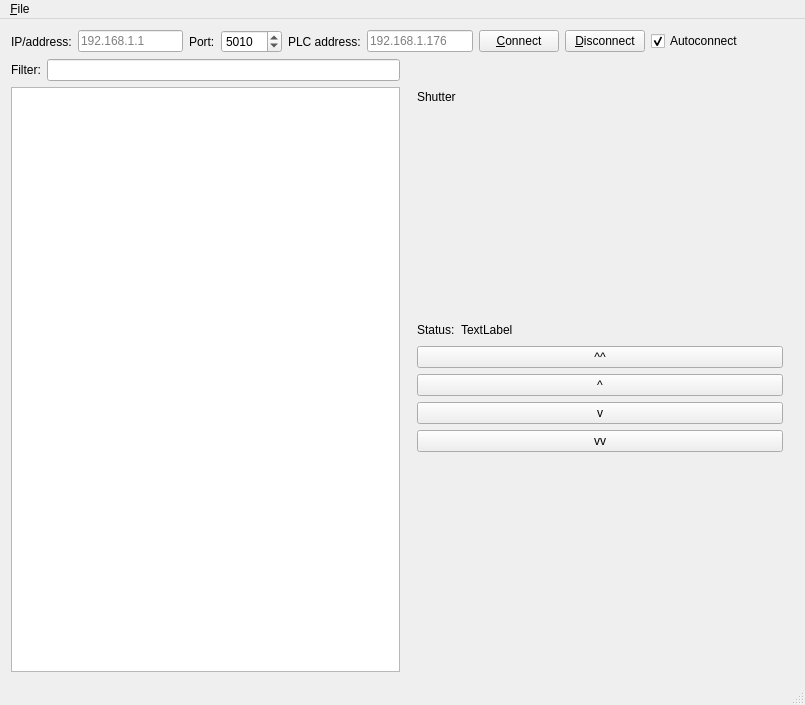
First picture: the form in mainwindow.ui, repository jirislaby/ifoxtrot-qt, before the edit.
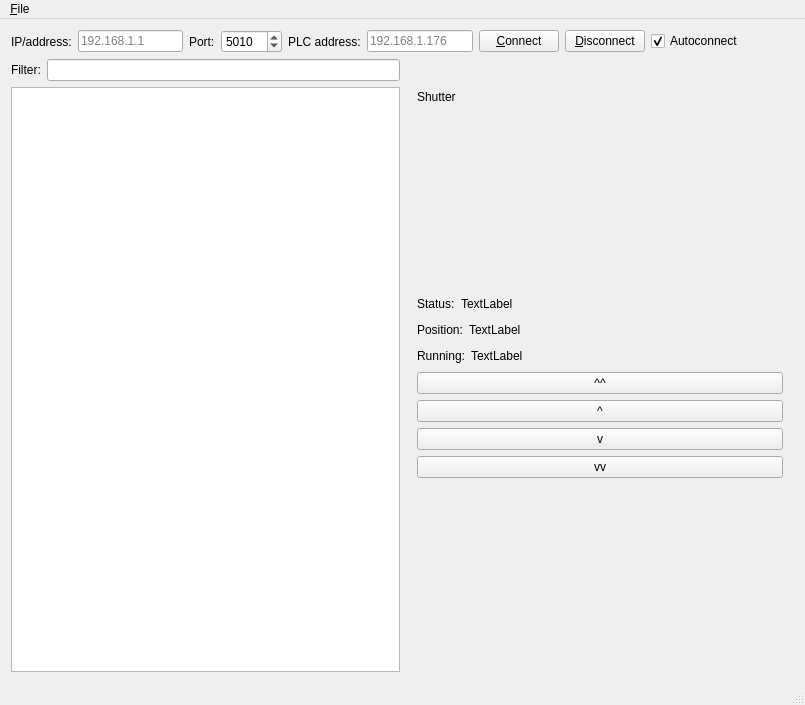
Second picture: the form after the edit. The open tabs and pages were chosen to show the change.

Commit message: better handling of shutter states

What changed in the file:
```diff
--- a/mainwindow.ui
+++ b/mainwindow.ui
@@ -349,6 +349,68 @@
               </item>
              </layout>
             </item>
+            <item>
+             <layout class="QHBoxLayout" name="horizontalLayout_6">
+              <item>
+               <widget class="QLabel" name="label_3">
+                <property name="text">
+                 <string>Position:</string>
+                </property>
+               </widget>
+              </item>
+              <item>
+               <widget class="QLabel" name="labelShutterPos">
+                <property name="text">
+                 <string>TextLabel</string>
+                </property>
+               </widget>
+              </item>
+              <item>
+               <spacer name="horizontalSpacer_5">
+                <property name="orientation">
+                 <enum>Qt::Horizontal</enum>
+                </property>
+                <property name="sizeHint" stdset="0">
+                 <size>
+                  <width>40</width>
+                  <height>20</height>
+                 </size>
+                </property>
+               </spacer>
+              </item>
+             </layout>
+            </item>
+            <item>
+             <layout class="QHBoxLayout" name="horizontalLayout_7">
+              <item>
+               <widget class="QLabel" name="label">
+                <property name="text">
+                 <string>Running:</string>
+                </property>
+               </widget>
+              </item>
+              <item>
+               <widget class="QLabel" name="labelShutterRunning">
+                <property name="text">
+                 <string>TextLabel</string>
+                </property>
+               </widget>
+              </item>
+              <item>
+               <spacer name="horizontalSpacer_6">
+                <property name="orientation">
+                 <enum>Qt::Horizontal</enum>
+                </property>
+                <property name="sizeHint" stdset="0">
+                 <size>
+                  <width>40</width>
+                  <height>20</height>
+                 </size>
+                </property>
+               </spacer>
+              </item>
+             </layout>
+            </item>
             <item>
              <widget class="QPushButton" name="pushButtonShutUp">
               <property name="text">
```
Left out of the diff: 2 changed lines with no effect on the pictures. The commit also changes 2 other files.
